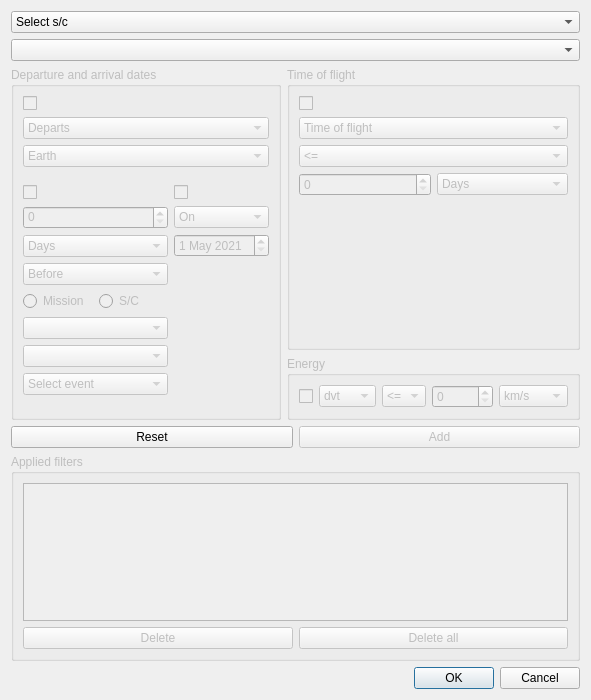
Old version of the form src/sonet_pcp_filter_qt.ui in the repository jorialand/sonet_tfm_horia.
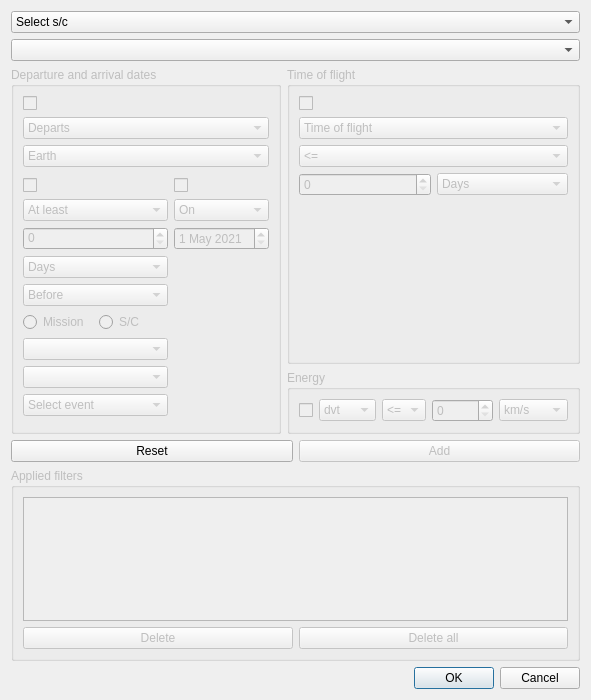
New version of the form.

What changed in the file:
```diff
--- a/src/sonet_pcp_filter_qt.ui
+++ b/src/sonet_pcp_filter_qt.ui
@@ -545,6 +545,28 @@
                 </property>
                </widget>
               </item>
+              <item>
+               <widget class="QComboBox" name="combo_at_least">
+                <property name="enabled">
+                 <bool>false</bool>
+                </property>
+                <item>
+                 <property name="text">
+                  <string>At least</string>
+                 </property>
+                </item>
+                <item>
+                 <property name="text">
+                  <string>At maximum</string>
+                 </property>
+                </item>
+                <item>
+                 <property name="text">
+                  <string>At the same time</string>
+                 </property>
+                </item>
+               </widget>
+              </item>
               <item>
                <widget class="QSpinBox" name="spin_number">
                 <property name="enabled">
```
